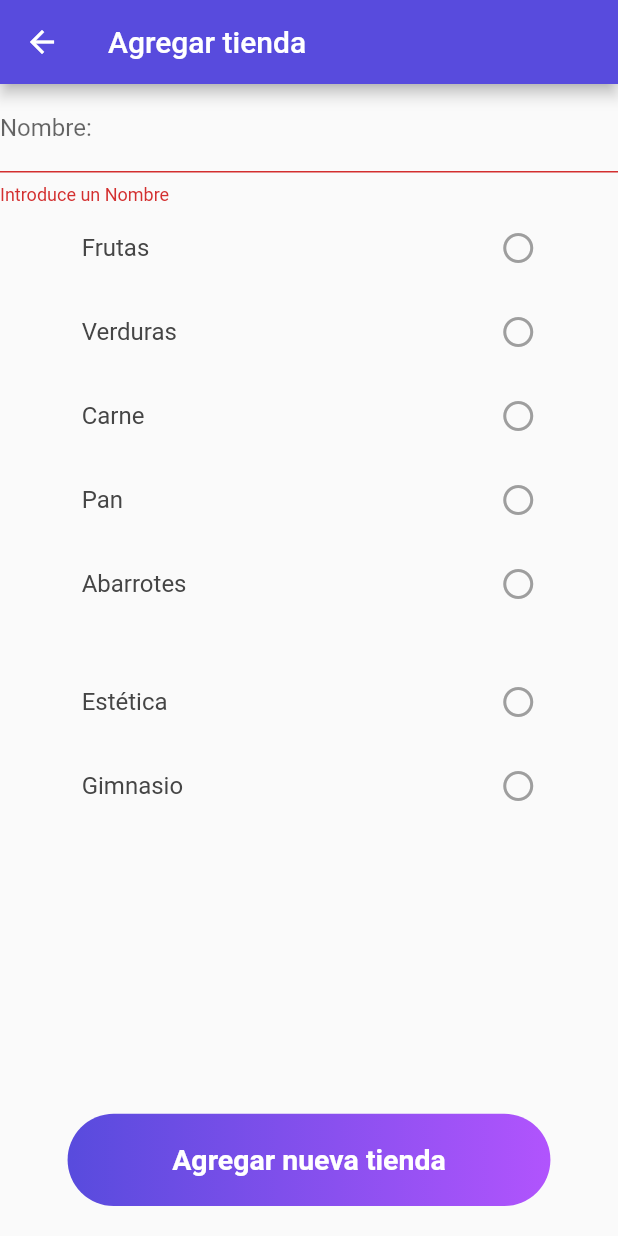
After one commit to GonzaloAldana/remap, a Flutter app: the AddMarkerScreen screen opened directly, after a tap on "Agregar nueva tienda", on a phone screen of 412 x 824 dp. The commit adds this screen. Run offline on Flutter 3.47's test engine with Material 2 defaults, Android fonts, the phone set to English and light mode, and no system bars; our stand-ins replace cached_network_image, cloud_firestore, fancy_bottom_navigation, flutter_map, font_awesome_flutter, geolocator and 2 more; missing offline and left inert: dart:ffi, flutter_map_marker_cluster, loading_animations; accounts and stored records are empty; Roboto replaces fonts that are missing (Montserrat).

Commit message:
Add new marker functionality

```diff
--- /dev/null
+++ b/lib/screens/AddMarkerScreen.dart
@@ -0,0 +1,95 @@
+import 'package:cloud_firestore/cloud_firestore.dart';
+import 'package:flutter/material.dart';
+import 'package:remap/atoms/button.dart';
+import 'package:remap/components/bulletList.dart';
+import 'package:remap/utils/constants.dart';
+import 'package:latlong/latlong.dart';
+
+class AddMarkerScreen extends StatelessWidget {
+  final LatLng pos;
+
+  const AddMarkerScreen({
+    Key key,
+    this.pos,
+  }) : super(key: key);
+
+  @override
+  Widget build(BuildContext context) {
+    var appBar = AppBar(
+      title: Text("Agregar tienda"),
+    );
+
+    final formKey = GlobalKey<FormState>();
+    String _titulo;
+    List<bool> productsSelected = List<bool>();
+    List<bool> servicesSelected = List<bool>();
+
+    Function callbackProducts =
+        (List<bool> itemsSelected) => {productsSelected = itemsSelected};
+    Function callbackServices =
+        (List<bool> itemsSelected) => {servicesSelected = itemsSelected};
+    Function btnCallBack = () => {
+          print(productsSelected + servicesSelected),
+          if (formKey.currentState.validate())
+            {
+              formKey.currentState.save(),
+              Firestore.instance.collection('tiendas').document().setData({
+                'lat': pos.latitude,
+                'lon': pos.longitude,
+                'nombre': _titulo,
+                'productos': productsSelected,
+                'servicios': servicesSelected,
+                'clientes': 0,
+                'imagen':
+                    'https://www.prensalibre.com/wp-content/uploads/2018/12/eee060b0-296f-4463-8429-542adef7bb6b.jpg?quality=82&w=760&h=430&crop=1',
+                'hora': Timestamp.now()
+              })
+            }
+        };
+
+    return Scaffold(
+        appBar: appBar,
+        body: Container(
+          child: Column(
+            children: <Widget>[
+              Form(
+                key: formKey,
+                child: TextFormField(
+                  decoration: InputDecoration(labelText: 'Nombre:'),
+                  validator: (input) =>
+                      input.isEmpty ? 'Introduce un Nombre' : null,
+                  onSaved: (input) => _titulo = input,
+                ),
+              ),
+              Expanded(
+                child: Center(
+                  child: BulletList(
+                    options: MyConstants.of(context).listaProductos,
+                    isSecondary: true,
+                    isMultiSelectable: true,
+                    callBack: callbackProducts,
+                  ),
+                ),
+              ),
+              Expanded(
+                child: Center(
+                  child: BulletList(
+                    options: MyConstants.of(context).listaServicios,
+                    isSecondary: true,
+                    isMultiSelectable: true,
+                    callBack: callbackServices,
+                  ),
+                ),
+              ),
+              PrimaryBtn(
+                text: 'Agregar nueva tienda',
+                onPress: btnCallBack,
+              ),
+              Container(
+                height: 20,
+              )
+            ],
+          ),
+        ));
+  }
+}
```
Also changed, not shown: lib/screens/MapScreen.dart (+31 -4 lines), lib/utils/functions.dart (+4 -4 lines).
